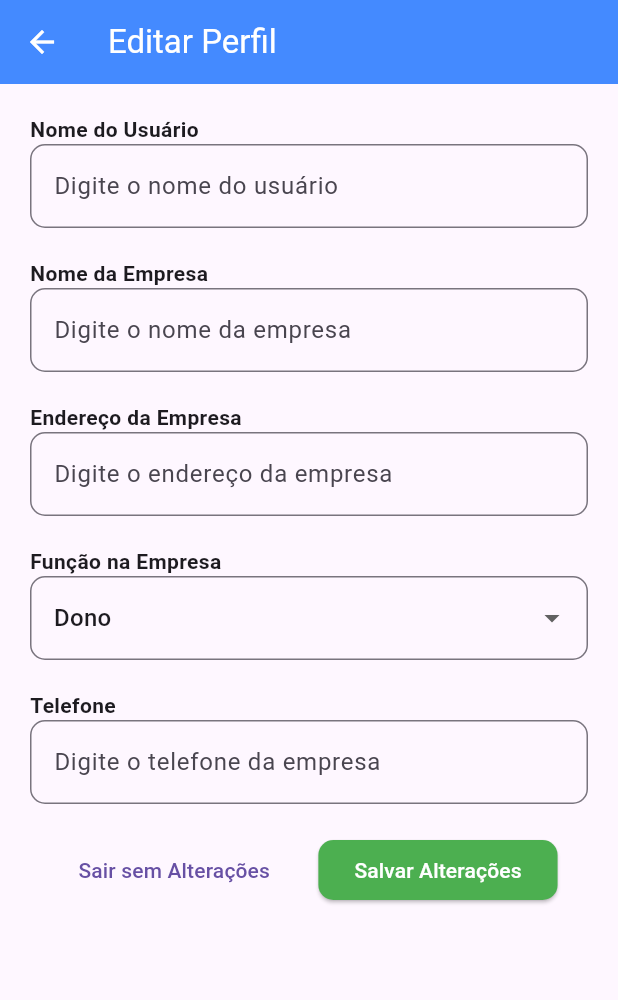
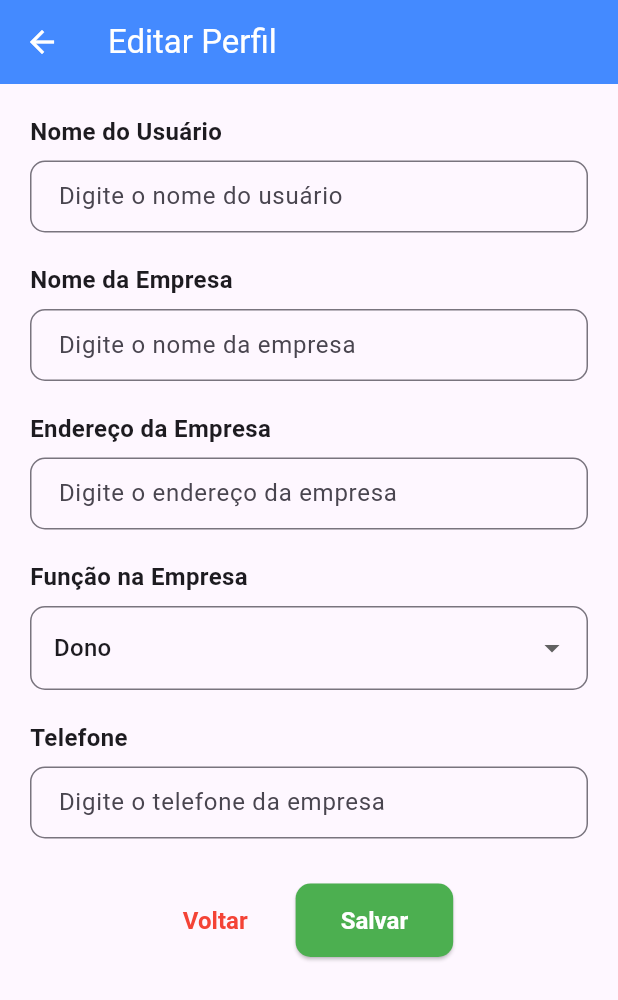
Before and after one commit to alextochy/fatec_rp_noite_pdm2024_app_avaliacao2_alexcolman_igor, a Flutter app: the EditarPerfilView screen opened by its route, on a phone screen of 412 x 824 dp. Shown: the top 1000 px of the screen. Run offline on Flutter 3.47's test engine with Material 3 defaults, Android fonts, the light colour scheme and no system bars; our stand-ins replace cloud_firestore, device_preview, firebase_auth, firebase_core, mask_text_input_formatter; accounts and stored records are empty.

Commit message:
Melhoria visual no Editar Perfil View

```diff
--- a/lib/view/editarPerfil_view.dart
+++ b/lib/view/editarPerfil_view.dart
@@ -3,7 +3,7 @@
 import 'package:flutter/material.dart';
 import 'package:cloud_firestore/cloud_firestore.dart';
 import '../controller/login_controller.dart';
-import '../controller/usuario_controller.dart'; // Importe o UsuarioController aqui
+import '../controller/usuario_controller.dart';
 
 class EditarPerfilView extends StatefulWidget {
   const EditarPerfilView({Key? key}) : super(key: key);
@@ -72,8 +72,9 @@ class _EditarPerfilViewState extends State<EditarPerfilView> {
               SizedBox(height: 20),
               Text(
                 'Função na Empresa',
-                style: TextStyle(fontWeight: FontWeight.bold),
+                style: TextStyle(fontWeight: FontWeight.bold, fontSize: 16),
               ),
+              SizedBox(height: 8),
               DropdownButtonFormField(
                 value: _funcaoSelecionada,
                 items: ['Dono', 'Gerente', 'Funcionario'].map((funcao) {
@@ -96,16 +97,25 @@ class _EditarPerfilViewState extends State<EditarPerfilView> {
               SizedBox(height: 20),
               _buildTextField('Telefone', _telefoneController,
                   'Digite o telefone da empresa'),
-              SizedBox(height: 20),
-              Row(
-                mainAxisAlignment: MainAxisAlignment.spaceEvenly,
+              SizedBox(height: 30),
+              Center(
+                child: Row(
+                  mainAxisAlignment: MainAxisAlignment.center,
                   children: [
                     TextButton(
                       onPressed: () {
                         Navigator.pop(context);
                       },
-                    child: Text('Sair sem Alterações'),
+                      child: Text('Voltar'),
+                      style: TextButton.styleFrom(
+                        foregroundColor: Colors.red,
+                        textStyle: TextStyle(
+                          fontSize: 16,
+                          fontWeight: FontWeight.bold,
                         ),
+                      ),
+                    ),
+                    SizedBox(width: 20),
                     ElevatedButton(
                       onPressed: () {
                         UsuarioController().atualizar(
@@ -122,16 +132,25 @@ class _EditarPerfilViewState extends State<EditarPerfilView> {
                       },
                       style: ElevatedButton.styleFrom(
                         backgroundColor: Colors.green,
+                        padding: EdgeInsets.symmetric(
+                          horizontal: 30,
+                          vertical: 15,
+                        ),
                         shape: RoundedRectangleBorder(
                           borderRadius: BorderRadius.circular(10.0),
                         ),
+                        textStyle: TextStyle(
+                          fontSize: 16,
+                          fontWeight: FontWeight.bold,
+                        ),
                       ),
                       child: Text(
-                      'Salvar Alterações',
+                        'Salvar',
                         style: TextStyle(color: Colors.white),
                       ),
                     ),
                   ],
+                ),
               ),
             ],
           ),
@@ -147,8 +166,9 @@ class _EditarPerfilViewState extends State<EditarPerfilView> {
       children: [
         Text(
           label,
-          style: TextStyle(fontWeight: FontWeight.bold),
+          style: TextStyle(fontWeight: FontWeight.bold, fontSize: 16),
         ),
+        SizedBox(height: 8),
         TextFormField(
           controller: controller,
           decoration: InputDecoration(
@@ -156,6 +176,7 @@ class _EditarPerfilViewState extends State<EditarPerfilView> {
             border: OutlineInputBorder(
               borderRadius: BorderRadius.circular(10.0),
             ),
+            contentPadding: EdgeInsets.symmetric(vertical: 10, horizontal: 15),
           ),
         ),
       ],
```
Lines whose indentation alone changed are shown as unchanged.
